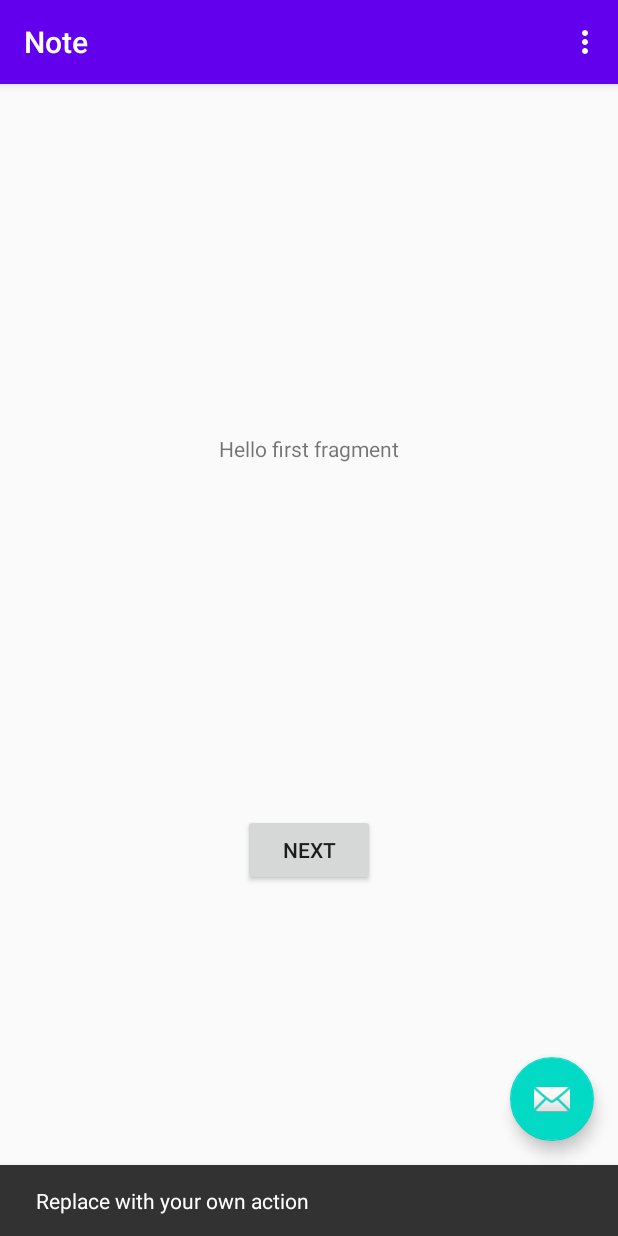
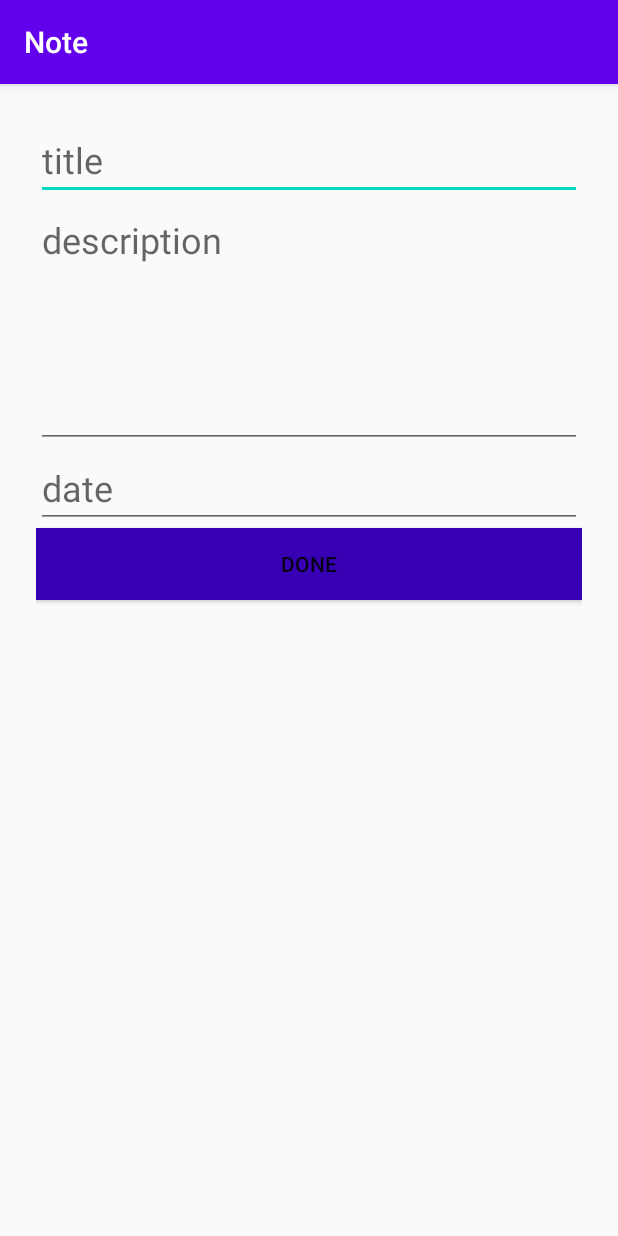
Before and after one commit to 3bdel7mid/Notes, an Android app: the screen it shows after launch (MainActivity before the commit, AddNoteActivity after it), after a tap on an icon or button, on a phone screen of 412 x 824 dp. Run offline under Robolectric (Android 15) with nearby library versions, the phone set to English and light mode, and no system bars; our stand-ins replace Room's generated code.

Commit message:
- programed files for the noteApp

```diff
--- a/app/build.gradle
+++ b/app/build.gradle
@@ -1,7 +1,7 @@
 apply plugin: 'com.android.application'
 apply plugin: 'kotlin-android'
 apply plugin: 'kotlin-android-extensions'
-
+apply plugin: "kotlin-kapt"
 android {
     compileSdkVersion 29
     buildToolsVersion "29.0.2"
@@ -13,6 +13,7 @@ android {
         versionCode 1
         versionName "1.0"
 
+        vectorDrawables.useSupportLibrary = true
         testInstrumentationRunner "androidx.test.runner.AndroidJUnitRunner"
     }
 
@@ -48,7 +49,7 @@ dependencies {
     implementation 'androidx.navigation:navigation-ui-ktx:2.2.1'
     def room_version = "2.2.4"
     implementation "androidx.room:room-runtime:$room_version"
-    annotationProcessor "androidx.room:room-compiler:$room_version"
+    kapt "androidx.room:room-compiler:$room_version"
 
     implementation "androidx.room:room-ktx:$room_version"
     testImplementation 'junit:junit:4.12'
--- a/app/src/main/AndroidManifest.xml
+++ b/app/src/main/AndroidManifest.xml
@@ -9,6 +9,7 @@
         android:roundIcon="@mipmap/ic_launcher_round"
         android:supportsRtl="true"
         android:theme="@style/AppTheme">
+        <activity android:name=".AddNoteActivity"></activity>
         <activity
             android:name=".MainActivity"
             android:label="@string/app_name"
--- /dev/null
+++ b/app/src/main/java/com/example/note/AddNoteActivity.kt
@@ -0,0 +1,36 @@
+package com.example.note
+
+import android.content.DialogInterface
+import androidx.appcompat.app.AppCompatActivity
+import android.os.Bundle
+import androidx.appcompat.app.AlertDialog
+import com.example.note.DataBase.MyDataBase
+import com.example.note.DataBase.models.NoteModel
+import kotlinx.android.synthetic.main.activity_add_note.*
+
+class AddNoteActivity : AppCompatActivity() {
+
+    override fun onCreate(savedInstanceState: Bundle?) {
+        super.onCreate(savedInstanceState)
+        setContentView(R.layout.activity_add_note)
+        Button_Done.setOnClickListener {
+            val title:String = Title_TV.text.toString()
+            val description:String = description_TV.text.toString()
+            val date:String = date_TV.text.toString()
+            val note = NoteModel(titleNote = title,description = description,date = date)
+            MyDataBase.getInstance(applicationContext)?.notedao()?.addNote(note)
+            showsuccessmessage()
+        }
+    }
+
+    private fun showsuccessmessage() {
+        val builder= AlertDialog.Builder(this)
+        builder.setMessage(R.string.Note_Created_Successfully)
+        builder.setPositiveButton(R.string.ok, DialogInterface.OnClickListener { dialogInterface, i ->
+         dialogInterface.dismiss()
+            finish()
+        })
+        builder.setCancelable(false)
+        builder.show()
+    }
+}
--- a/app/src/main/java/com/example/note/FirstFragment.kt
+++ /dev/null
@@ -1,31 +0,0 @@
-package com.example.note
-
-import android.os.Bundle
-import androidx.fragment.app.Fragment
-import android.view.LayoutInflater
-import android.view.View
-import android.view.ViewGroup
-import android.widget.Button
-import androidx.navigation.fragment.findNavController
-
-/**
- * A simple [Fragment] subclass as the default destination in the navigation.
- */
-class FirstFragment : Fragment() {
-
-    override fun onCreateView(
-            inflater: LayoutInflater, container: ViewGroup?,
-            savedInstanceState: Bundle?
-    ): View? {
-        // Inflate the layout for this fragment
-        return inflater.inflate(R.layout.fragment_first, container, false)
-    }
-
-    override fun onViewCreated(view: View, savedInstanceState: Bundle?) {
-        super.onViewCreated(view, savedInstanceState)
-
-        view.findViewById<Button>(R.id.button_first).setOnClickListener {
-            findNavController().navigate(R.id.action_FirstFragment_to_SecondFragment)
-        }
-    }
-}
--- a/app/src/main/java/com/example/note/MainActivity.kt
+++ b/app/src/main/java/com/example/note/MainActivity.kt
@@ -1,39 +1,34 @@
 package com.example.note
 
+import android.content.Intent
 import android.os.Bundle
-import com.google.android.material.snackbar.Snackbar
 import androidx.appcompat.app.AppCompatActivity
-import android.view.Menu
-import android.view.MenuItem
+import com.example.note.DataBase.MyDataBase
 
 import kotlinx.android.synthetic.main.activity_main.*
 
 class MainActivity : AppCompatActivity() {
 
+    var noteadapter = NoteAdapter(null)
+
     override fun onCreate(savedInstanceState: Bundle?) {
         super.onCreate(savedInstanceState)
         setContentView(R.layout.activity_main)
-        setSupportActionBar(toolbar)
+
+        Recycler_View.adapter = noteadapter
 
         fab.setOnClickListener { view ->
-            Snackbar.make(view, "Replace with your own action", Snackbar.LENGTH_LONG)
-                    .setAction("Action", null).show()
+            intent=Intent(this@MainActivity,AddNoteActivity::class.java)
+            startActivity(intent)
+            /*Snackbar.make(view, "Replace with your own action", Snackbar.LENGTH_LONG)
+                    .setAction("Action", null).show()*/
         }
     }
-
-    override fun onCreateOptionsMenu(menu: Menu): Boolean {
-        // Inflate the menu; this adds items to the action bar if it is present.
-        menuInflater.inflate(R.menu.menu_main, menu)
-        return true
-    }
-
-    override fun onOptionsItemSelected(item: MenuItem): Boolean {
-        // Handle action bar item clicks here. The action bar will
-        // automatically handle clicks on the Home/Up button, so long
-        // as you specify a parent activity in AndroidManifest.xml.
-        return when (item.itemId) {
-            R.id.action_settings -> true
-            else -> super.onOptionsItemSelected(item)
-        }
+    override fun onStart() {
+        super.onStart()
+        val data = MyDataBase.getInstance(applicationContext)
+            ?.notedao()
+            ?.getAllNote()
+            noteadapter.ChangeData(data)
     }
 }
--- /dev/null
+++ b/app/src/main/java/com/example/note/NoteAdapter.kt
@@ -0,0 +1,39 @@
+package com.example.note
+
+import android.view.LayoutInflater
+import android.view.View
+import android.view.ViewGroup
+import android.widget.TextView
+import androidx.recyclerview.widget.RecyclerView
+import com.example.note.DataBase.models.NoteModel
+
+class NoteAdapter(var notes:List<NoteModel>?):RecyclerView.Adapter<NoteAdapter.ViewHolder>() {
+    class ViewHolder(view: View) : RecyclerView.ViewHolder(view){
+        var title : TextView;
+        var date : TextView;
+        init {
+            title=view.findViewById(R.id.title)
+            date=view.findViewById(R.id.date)
+        }
+
+    }
+
+    fun ChangeData(list: List<NoteModel>?){
+        this.notes=list
+        notifyDataSetChanged()
+    }
+    override fun onCreateViewHolder(parent: ViewGroup, viewType: Int): ViewHolder {
+        val view = LayoutInflater.from(parent.context).inflate(R.layout.note_item,parent,false)
+        return ViewHolder(view);
+    }
+
+    override fun getItemCount(): Int {
+        return notes?.size?:0
+    }
+
+    override fun onBindViewHolder(holder: ViewHolder, position: Int) {
+        val note = notes?.get(position)
+        holder.title.setText(note?.titleNote)
+        holder.date.setText(note?.date)
+    }
+}
--- /dev/null
+++ b/app/src/main/res/drawable/ic_add_black_24dp.xml
@@ -0,0 +1,5 @@
+<vector android:height="24dp" android:tint="#FFFFFF"
+    android:viewportHeight="24.0" android:viewportWidth="24.0"
+    android:width="24dp" xmlns:android="http://schemas.android.com/apk/res/android">
+    <path android:fillColor="#FF000000" android:pathData="M19,13h-6v6h-2v-6H5v-2h6V5h2v6h6v2z"/>
+</vector>
--- /dev/null
+++ b/app/src/main/res/layout/activity_add_note.xml
@@ -0,0 +1,43 @@
+<?xml version="1.0" encoding="utf-8"?>
+<LinearLayout xmlns:android="http://schemas.android.com/apk/res/android"
+    xmlns:app="http://schemas.android.com/apk/res-auto"
+    xmlns:tools="http://schemas.android.com/tools"
+    android:layout_width="match_parent"
+    android:layout_height="match_parent"
+    android:orientation="vertical"
+    android:padding="24dp"
+    tools:context=".AddNoteActivity">
+
+    <EditText
+        android:id="@+id/Title_TV"
+        android:layout_width="match_parent"
+        android:layout_height="wrap_content"
+        android:gravity="start"
+        android:hint="title"
+        android:textSize="24dp" />
+
+    <EditText
+        android:id="@+id/description_TV"
+        android:layout_width="match_parent"
+        android:layout_height="wrap_content"
+        android:lines="5"
+        android:hint="description"
+        android:textSize="24dp"
+        android:gravity="start"/>
+
+
+    <EditText
+        android:id="@+id/date_TV"
+        android:layout_width="match_parent"
+        android:layout_height="wrap_content"
+        android:hint="date"
+        android:textSize="24dp"/>
+
+    <Button
+        android:id="@+id/Button_Done"
+        android:layout_width="match_parent"
+        android:layout_height="wrap_content"
+        android:text="Done"
+        android:background="@color/colorPrimaryDark"/>
+
+</LinearLayout>
--- a/app/src/main/res/layout/activity_main.xml
+++ b/app/src/main/res/layout/activity_main.xml
@@ -6,28 +6,22 @@
     android:layout_height="match_parent"
     tools:context=".MainActivity">
 
-    <com.google.android.material.appbar.AppBarLayout
+    <androidx.recyclerview.widget.RecyclerView
+        android:id="@+id/Recycler_View"
         android:layout_width="match_parent"
-        android:layout_height="wrap_content"
-        android:theme="@style/AppTheme.AppBarOverlay">
+        android:layout_height="match_parent"
+        app:layoutManager="androidx.recyclerview.widget.LinearLayoutManager"
+        android:orientation="vertical"/>
 
-        <androidx.appcompat.widget.Toolbar
-            android:id="@+id/toolbar"
-            android:layout_width="match_parent"
-            android:layout_height="?attr/actionBarSize"
-            android:background="?attr/colorPrimary"
-            app:popupTheme="@style/AppTheme.PopupOverlay" />
-
-    </com.google.android.material.appbar.AppBarLayout>
-
-    <include layout="@layout/content_main" />
 
     <com.google.android.material.floatingactionbutton.FloatingActionButton
         android:id="@+id/fab"
         android:layout_width="wrap_content"
         android:layout_height="wrap_content"
         android:layout_gravity="bottom|end"
+        app:fabCustomSize="80dp"
         android:layout_margin="@dimen/fab_margin"
-        app:srcCompat="@android:drawable/ic_dialog_email" />
+        app:srcCompat="@drawable/ic_add_black_24dp"
+        app:maxImageSize="60dp"/>
 
 </androidx.coordinatorlayout.widget.CoordinatorLayout>
--- a/app/src/main/res/layout/content_main.xml
+++ /dev/null
@@ -1,19 +0,0 @@
-<?xml version="1.0" encoding="utf-8"?>
-<androidx.constraintlayout.widget.ConstraintLayout xmlns:android="http://schemas.android.com/apk/res/android"
-    xmlns:app="http://schemas.android.com/apk/res-auto"
-    android:layout_width="match_parent"
-    android:layout_height="match_parent"
-    app:layout_behavior="@string/appbar_scrolling_view_behavior">
-
-    <fragment
-        android:id="@+id/nav_host_fragment"
-        android:name="androidx.navigation.fragment.NavHostFragment"
-        android:layout_width="0dp"
-        android:layout_height="0dp"
-        app:defaultNavHost="true"
-        app:layout_constraintBottom_toBottomOf="parent"
-        app:layout_constraintLeft_toLeftOf="parent"
-        app:layout_constraintRight_toRightOf="parent"
-        app:layout_constraintTop_toTopOf="parent"
-        app:navGraph="@navigation/nav_graph" />
-</androidx.constraintlayout.widget.ConstraintLayout>
--- a/app/src/main/res/layout/fragment_first.xml
+++ /dev/null
@@ -1,28 +0,0 @@
-<?xml version="1.0" encoding="utf-8"?>
-<androidx.constraintlayout.widget.ConstraintLayout xmlns:android="http://schemas.android.com/apk/res/android"
-    xmlns:app="http://schemas.android.com/apk/res-auto"
-    xmlns:tools="http://schemas.android.com/tools"
-    android:layout_width="match_parent"
-    android:layout_height="match_parent"
-    tools:context=".FirstFragment">
-
-    <TextView
-        android:id="@+id/textview_first"
-        android:layout_width="wrap_content"
-        android:layout_height="wrap_content"
-        android:text="@string/hello_first_fragment"
-        app:layout_constraintBottom_toTopOf="@id/button_first"
-        app:layout_constraintEnd_toEndOf="parent"
-        app:layout_constraintStart_toStartOf="parent"
-        app:layout_constraintTop_toTopOf="parent" />
-
-    <Button
-        android:id="@+id/button_first"
-        android:layout_width="wrap_content"
-        android:layout_height="wrap_content"
-        android:text="@string/next"
-        app:layout_constraintBottom_toBottomOf="parent"
-        app:layout_constraintEnd_toEndOf="parent"
-        app:layout_constraintStart_toStartOf="parent"
-        app:layout_constraintTop_toBottomOf="@id/textview_first" />
-</androidx.constraintlayout.widget.ConstraintLayout>
--- a/app/src/main/res/menu/menu_main.xml
+++ /dev/null
@@ -1,10 +0,0 @@
-<menu xmlns:android="http://schemas.android.com/apk/res/android"
-    xmlns:app="http://schemas.android.com/apk/res-auto"
-    xmlns:tools="http://schemas.android.com/tools"
-    tools:context="com.example.note.MainActivity">
-    <item
-        android:id="@+id/action_settings"
-        android:orderInCategory="100"
-        android:title="@string/action_settings"
-        app:showAsAction="never" />
-</menu>
--- a/app/src/main/res/navigation/nav_graph.xml
+++ /dev/null
@@ -1,28 +0,0 @@
-<?xml version="1.0" encoding="utf-8"?>
-<navigation xmlns:android="http://schemas.android.com/apk/res/android"
-    xmlns:app="http://schemas.android.com/apk/res-auto"
-    xmlns:tools="http://schemas.android.com/tools"
-    android:id="@+id/nav_graph"
-    app:startDestination="@id/FirstFragment">
-
-    <fragment
-        android:id="@+id/FirstFragment"
-        android:name="com.example.note.FirstFragment"
-        android:label="@string/first_fragment_label"
-        tools:layout="@layout/fragment_first">
-
-        <action
-            android:id="@+id/action_FirstFragment_to_SecondFragment"
-            app:destination="@id/SecondFragment" />
-    </fragment>
-    <fragment
-        android:id="@+id/SecondFragment"
-        android:name="com.example.note.SecondFragment"
-        android:label="@string/second_fragment_label"
-        tools:layout="@layout/fragment_second">
-
-        <action
-            android:id="@+id/action_SecondFragment_to_FirstFragment"
-            app:destination="@id/FirstFragment" />
-    </fragment>
-</navigation>
--- a/app/src/main/res/values/strings.xml
+++ b/app/src/main/res/values/strings.xml
@@ -9,4 +9,6 @@
 
     <string name="hello_first_fragment">Hello first fragment</string>
     <string name="hello_second_fragment">Hello second fragment. Arg: %1$s</string>
+    <string name="Note_Created_Successfully">Note Created Successfully</string>
+    <string name="ok">ok</string>
 </resources>
```
Also changed, not shown: app/src/main/java/com/example/note/DataBase/models/NoteModel.kt (+4 -3 lines), app/src/main/java/com/example/note/SecondFragment.kt (deleted, +0 -31 lines), app/src/main/res/layout/note_item.xml (renamed from app/src/main/res/layout/fragment_second.xml, +16 -12 lines), app/src/main/IC_add-playstore.png (added).
